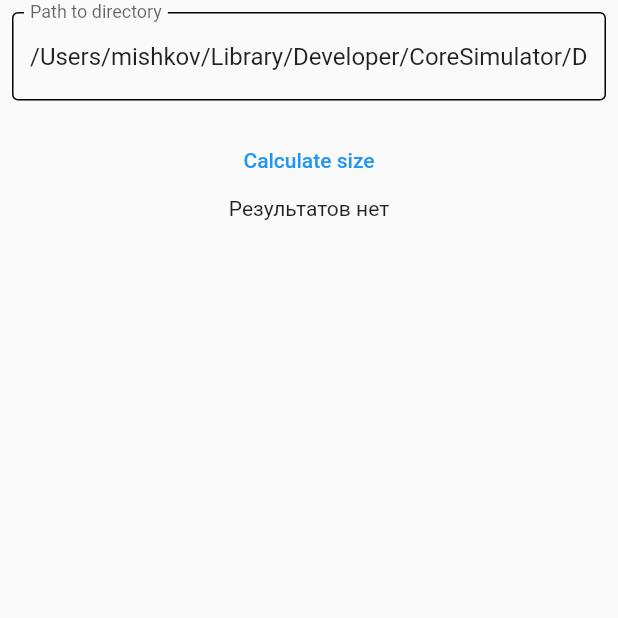
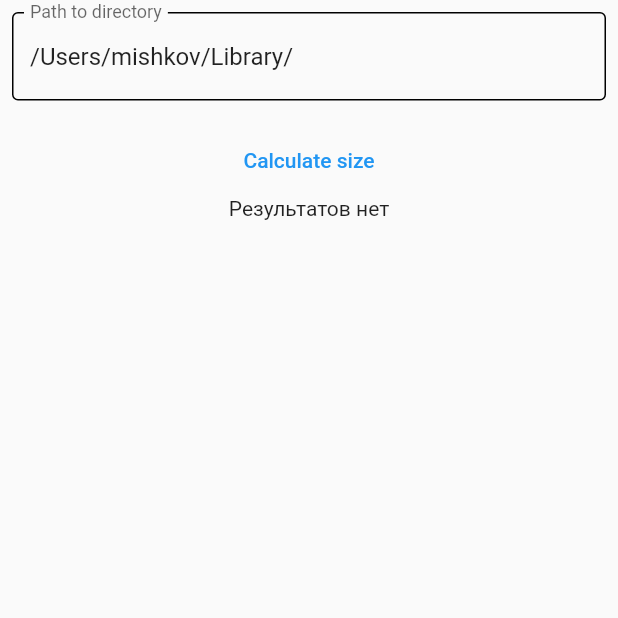
Before and after one commit to mishkov/storeman, a Flutter app: the screen it shows after launch, on a phone screen of 412 x 824 dp, the top half of it. Run offline on Flutter 3.47's test engine with Material 2 defaults, Android fonts, the phone set to English and light mode, and no system bars; missing offline and left inert: dart:ffi.

Commit message:
Exit default path

```diff
--- a/lib/main.dart
+++ b/lib/main.dart
@@ -1,3 +1,4 @@
+import 'dart:developer';
 import 'dart:ffi';
 import 'dart:io' as io;
 
@@ -27,7 +28,7 @@ class HomeScreen extends StatefulWidget {
 
 class _HomeScreenState extends State<HomeScreen> {
   final _directoryPathController = TextEditingController(
-    text: '/Users/mishkov/Library/Developer/CoreSimulator/Devices/',
+    text: '/Users/mishkov/Library/',
   );
   List<ResultItem> _result = [];
 
```
